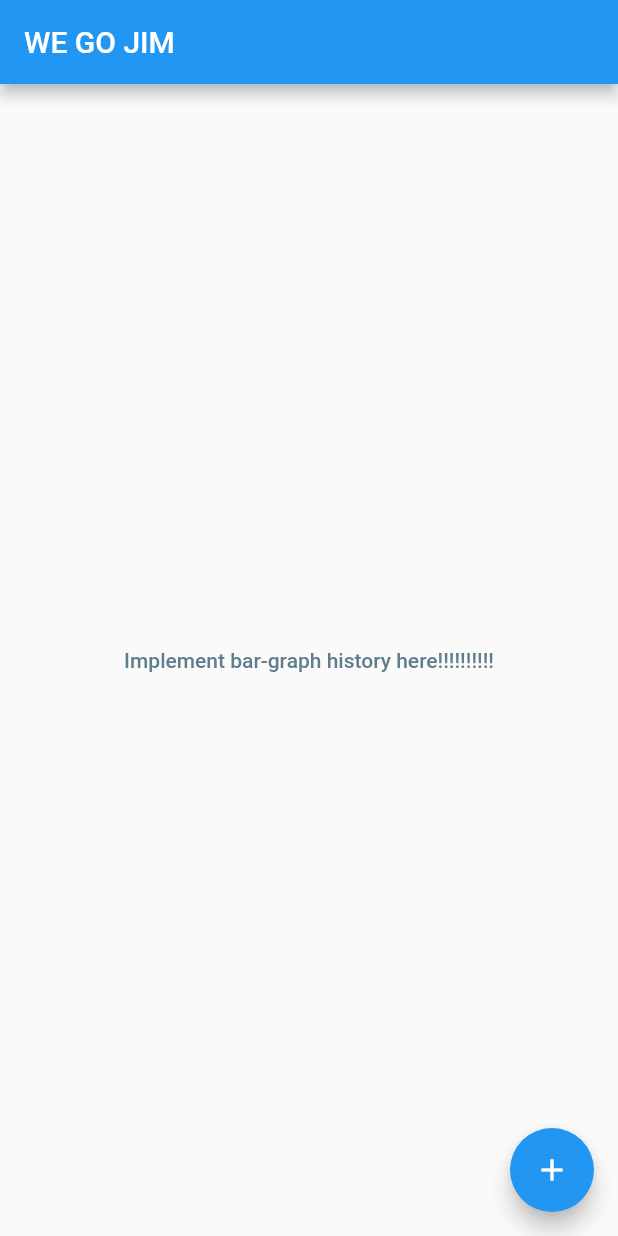
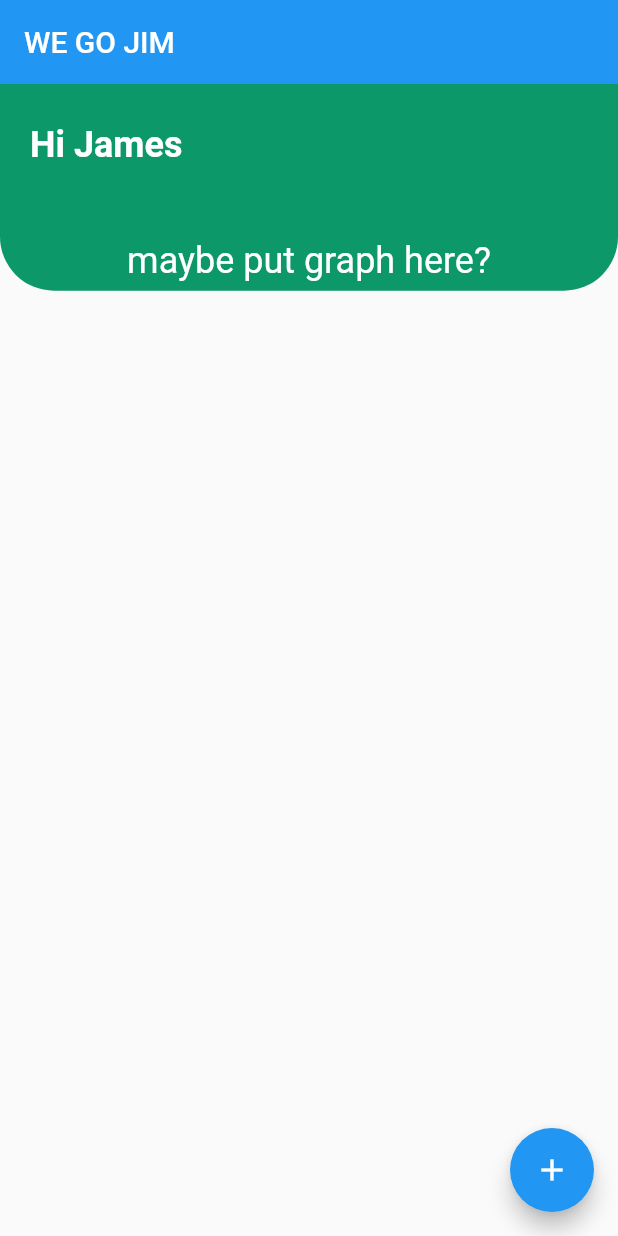
Before and after one commit to siro257/flutter_workout_tracker, a Flutter app: the screen it shows after launch, on a phone screen of 412 x 824 dp. Run offline on Flutter 3.47's test engine with Material 2 defaults, Android fonts, the phone set to English and light mode, and no system bars; missing offline and left inert: material_color_generator.

Commit message:
basic design

```diff
--- /dev/null
+++ b/lib/constants.dart
@@ -0,0 +1,7 @@
+import 'package:flutter/material.dart';
+
+const kPrimaryColor = Color.fromARGB(0xFF, 0x0C, 0x98, 0x69);
+const kTextColor = Color.fromARGB(0xFF, 0x3C, 0x40, 0x46);
+const kBackgroundColor = Color.fromARGB(0xFF, 0xF9, 0xF8, 0xFD);
+
+const double kDefaultPadding = 20.0;
--- a/lib/home_page.dart
+++ b/lib/home_page.dart
@@ -1,5 +1,6 @@
 import 'package:flutter/material.dart';
 import 'package:flutter_workout_tracker/add_page.dart';
+import 'package:flutter_workout_tracker/constants.dart';
 
 class HomePage extends StatefulWidget {
   const HomePage({Key? key, required this.title}) : super(key: key);
@@ -12,23 +13,63 @@ class HomePage extends StatefulWidget {
 class _HomePageState extends State<HomePage> {
   @override
   Widget build(BuildContext context) {
+    Size size = MediaQuery.of(context).size;
     return Scaffold(
       appBar: AppBar(
         title: Text(widget.title),
+        elevation: 0,
       ),
-      body: Center(
-        child: Column(
-          mainAxisAlignment: MainAxisAlignment.center,
-          children: <Widget>[
-            Text(
-              'Implement bar-graph history here!!!!!!!!!!',
-              style: Theme.of(context)
-                  .textTheme
-                  .bodyLarge
-                  ?.copyWith(color: Colors.blueGrey),
+      body: Column(
+        children: [
+          Container(
+            height: size.height * 0.2,
+            child: Stack(
+              children: [
+                Container(
+                  height: size.height * 0.2 - 27,
+                  padding: const EdgeInsets.only(
+                    left: kDefaultPadding,
+                    right: kDefaultPadding,
+                    bottom: 36 + kDefaultPadding,
+                  ),
+                  decoration: const BoxDecoration(
+                    color: kPrimaryColor,
+                    borderRadius: BorderRadius.only(
+                      bottomLeft: Radius.circular(36),
+                      bottomRight: Radius.circular(36),
+                    ),
+                  ),
+                  child: Row(
+                    children: [
+                      Text(
+                        "Hi James",
+                        style: Theme.of(context).textTheme.headline5?.copyWith(
+                              color: Colors.white,
+                              fontWeight: FontWeight.bold,
+                            ),
+                      ),
+                    ],
+                  ),
+                ),
+                Positioned(
+                  left: 0,
+                  right: 0,
+                  bottom: 20,
+                  height: 54,
+                  child: Container(
+                    alignment: Alignment.center,
+                    child: Text(
+                      "maybe put graph here?",
+                      style: Theme.of(context).textTheme.headline5?.copyWith(
+                            color: Colors.white,
+                          ),
+                    ),
+                  ),
+                ),
+              ],
             ),
-          ],
-        ),
+          )
+        ],
       ),
       floatingActionButton: FloatingActionButton(
         onPressed: () {
--- a/lib/main.dart
+++ b/lib/main.dart
@@ -1,4 +1,6 @@
 import 'package:flutter/material.dart';
+import 'package:flutter_workout_tracker/constants.dart';
+import 'package:material_color_generator/material_color_generator.dart';
 
 import 'home_page.dart';
 
@@ -15,7 +17,7 @@ class App extends StatelessWidget {
       debugShowCheckedModeBanner: false,
       title: 'Workout Tracker',
       theme: ThemeData(
-        primarySwatch: Colors.blue,
+        primarySwatch: generateMaterialColor(color: kPrimaryColor),
       ),
       home: const HomePage(title: 'WE GO JIM'),
     );
```
Also changed, not shown: pubspec.yaml (+10 -74 lines).
